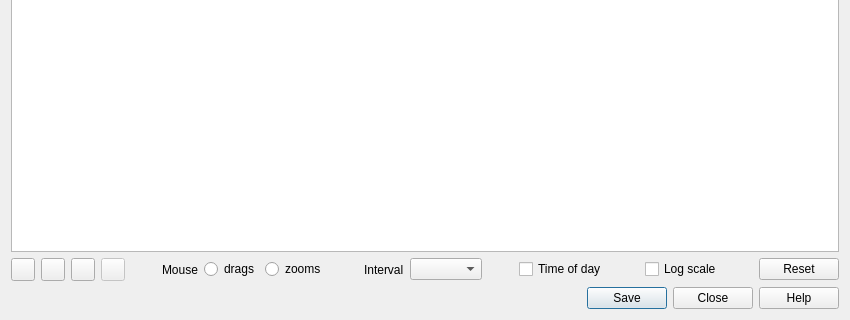
First picture: the form in ui/qt/io_graph_dialog.ui, repository deepin-community/wireshark, before the edit; both pictures show x 0 to 850 and y 320 to 640 of the 850 by 640 pixel window.
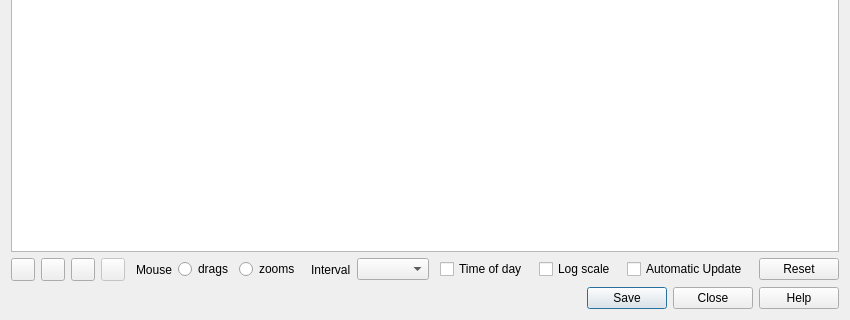
Second picture: the form after the edit. Custom widgets are drawn as their Qt base class.

Diff of the .ui file:
```diff
--- a/ui/qt/io_graph_dialog.ui
+++ b/ui/qt/io_graph_dialog.ui
@@ -230,6 +230,26 @@
        </property>
       </widget>
      </item>
+     <item>
+      <spacer name="horizontalSpacer_1">
+       <property name="orientation">
+        <enum>Qt::Horizontal</enum>
+       </property>
+       <property name="sizeHint" stdset="0">
+        <size>
+         <width>40</width>
+         <height>20</height>
+        </size>
+       </property>
+      </spacer>
+     </item>
+     <item>
+      <widget class="QCheckBox" name="automaticUpdateCheckBox">
+       <property name="text">
+        <string>Automatic Update</string>
+       </property>
+      </widget>
+     </item>
      <item>
       <spacer name="horizontalSpacer">
        <property name="orientation">
```
